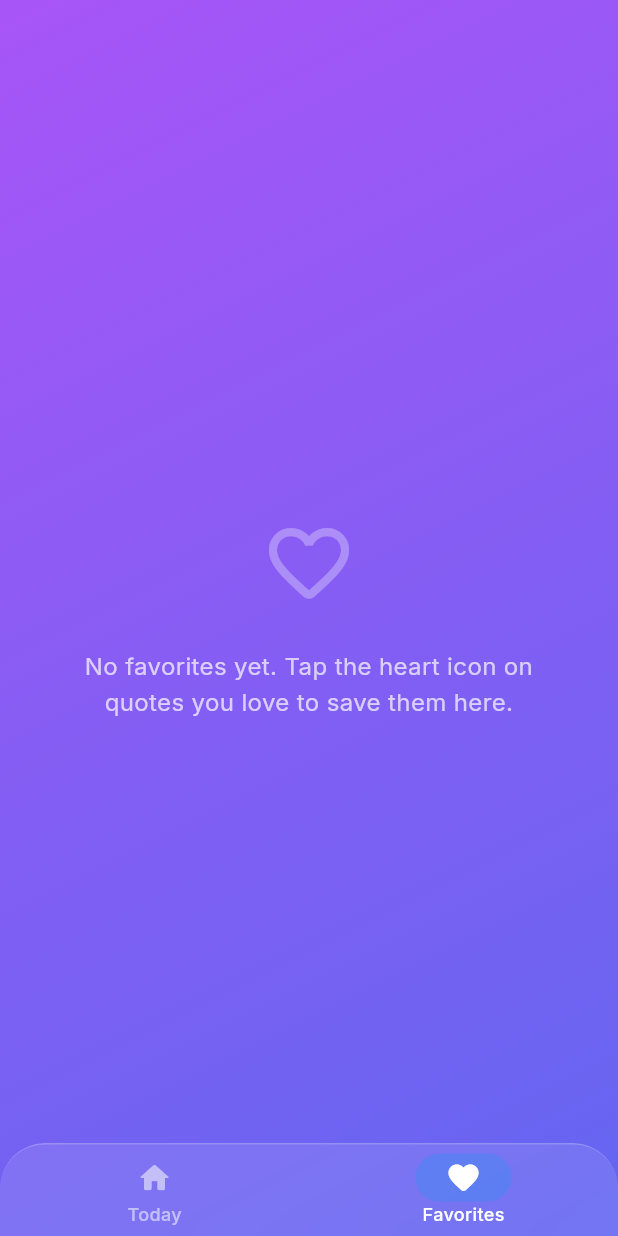
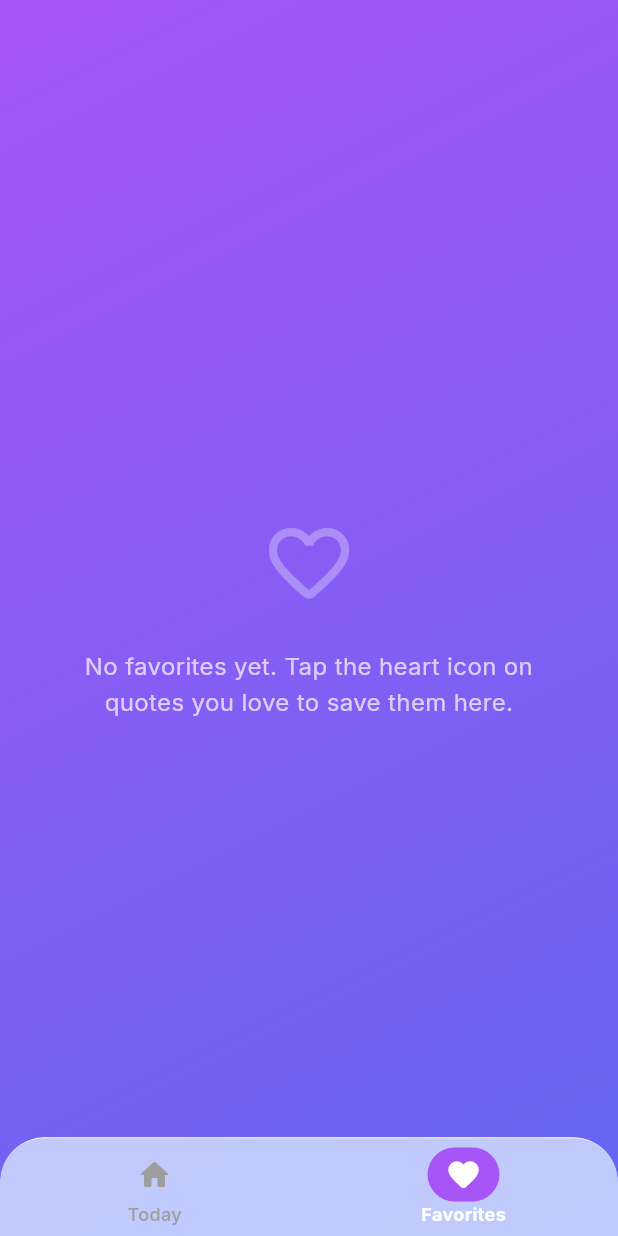
Before and after one commit to Sharelove123/brewapps_Daily_Quote_App, a Flutter app: the screen it shows after launch, item 2 of the bottom bar chosen, on a phone screen of 412 x 824 dp. Run offline on Flutter 3.47's test engine with Material 3 defaults, Android fonts, the light colour scheme and no system bars; our stand-ins replace flutter_riverpod, google_fonts, share_plus, shared_preferences; network calls fail.

Commit message:
fixed color and project completed

```diff
--- a/lib/main.dart
+++ b/lib/main.dart
@@ -12,7 +12,7 @@ void main() {
       statusBarColor: Colors.transparent,
       statusBarIconBrightness: Brightness.light,
       systemNavigationBarColor: Colors.transparent, // For Android 10+
-      systemNavigationBarIconBrightness: Brightness.light,
+      systemNavigationBarIconBrightness: Brightness.dark,
     ),
   );
   runApp(const ProviderScope(child: MyApp()));
--- a/lib/screens/main_container.dart
+++ b/lib/screens/main_container.dart
@@ -38,10 +38,10 @@ class _MainContainerState extends State<MainContainer> {
         filter: ImageFilter.blur(sigmaX: 10, sigmaY: 10),
         child: Container(
           decoration: BoxDecoration(
-            color: Colors.white.withValues(alpha: 0.1),
+            color: const Color(0xFFD6E4FF).withValues(alpha: 0.8),
             borderRadius: const BorderRadius.vertical(top: Radius.circular(30)),
             border: Border(
-              top: BorderSide(color: Colors.white.withValues(alpha: 0.2)),
+              top: BorderSide(color: Colors.white.withValues(alpha: 0.5)),
             ),
           ),
           child: Theme(
@@ -59,8 +59,11 @@ class _MainContainerState extends State<MainContainer> {
               showSelectedLabels: true,
               showUnselectedLabels: true,
               selectedItemColor: Colors.white,
-              unselectedItemColor: Colors.white54,
-              selectedLabelStyle: AppTheme.navigationLabelStyle,
+              unselectedItemColor: Colors.grey,
+              selectedLabelStyle: AppTheme.navigationLabelStyle.copyWith(
+                color: const Color(0xFFA855F7),
+                fontWeight: FontWeight.bold,
+              ),
               unselectedLabelStyle: AppTheme.navigationLabelStyle,
               items: [
                 BottomNavigationBarItem(
@@ -82,10 +85,10 @@ class _MainContainerState extends State<MainContainer> {
   Widget _buildIcon(IconData icon, int index) {
     final isSelected = _currentIndex == index;
     return Container(
-      padding: const EdgeInsets.symmetric(horizontal: 20, vertical: 4),
+      padding: const EdgeInsets.symmetric(horizontal: 12, vertical: 6),
       decoration: isSelected
           ? BoxDecoration(
-              color: Colors.blue.withValues(alpha: 0.3),
+              color: const Color(0xFFA855F7),
               borderRadius: BorderRadius.circular(20),
             )
           : null,
```
